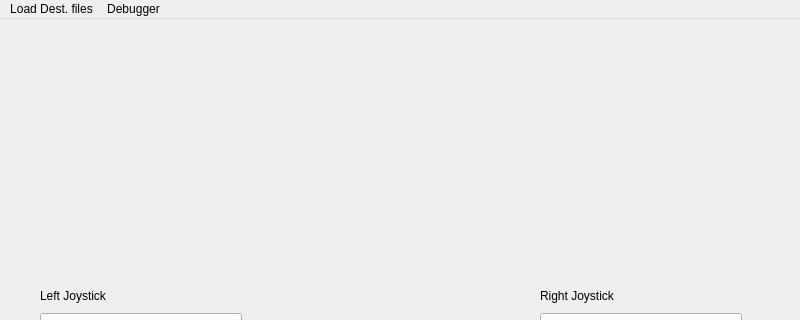
Above: ControllerWindow.ui from PITECH-MIS/MIS-Pilot before the change; both pictures show x 0 to 800 and y 0 to 320 of the 800 by 615 pixel window. Below: the same form after it.
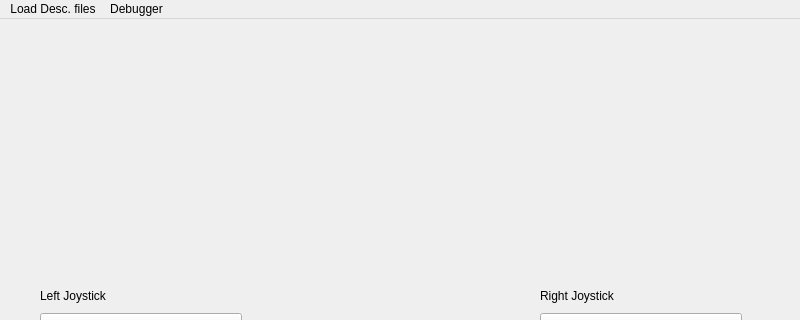
That is the form after the change. Custom widgets are drawn as their Qt base class.

What changed in the file:
```diff
--- a/ControllerWindow.ui
+++ b/ControllerWindow.ui
@@ -252,7 +252,7 @@
    </property>
    <widget class="QMenu" name="menuLoadDestFiles">
     <property name="title">
-     <string>Load Dest. files</string>
+     <string>Load Desc. files</string>
     </property>
    </widget>
    <widget class="QMenu" name="menuDebugger">
```
